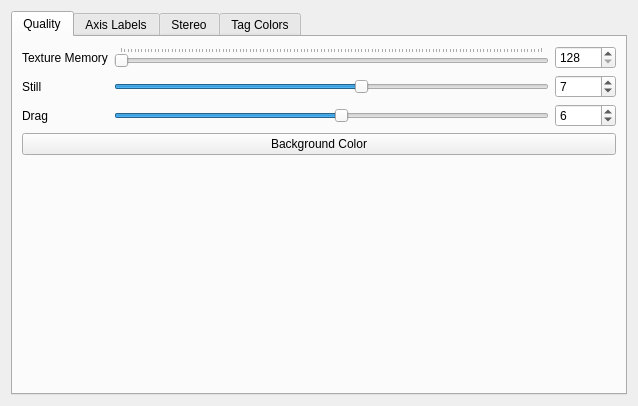
Above: src/preferenceswidget.ui from antonmx/posmotri before the change. Below: the same form after it.
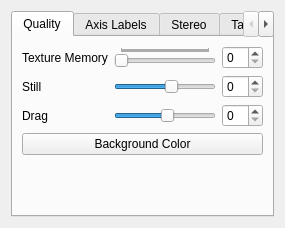
That is the form after the change. Custom widgets are drawn as their Qt base class.

```diff
--- a/src/preferenceswidget.ui
+++ b/src/preferenceswidget.ui
@@ -6,8 +6,8 @@
    <rect>
     <x>0</x>
     <y>0</y>
-    <width>638</width>
-    <height>406</height>
+    <width>285</width>
+    <height>228</height>
    </rect>
   </property>
   <property name="windowTitle">
@@ -122,39 +122,13 @@
           </widget>
          </item>
          <item row="1" column="2">
-          <widget class="QMSpinBox" name="m_stillSB">
-           <property name="minimum">
-            <number>-5</number>
-           </property>
-           <property name="maximum">
-            <number>16</number>
-           </property>
-           <property name="value">
-            <number>7</number>
-           </property>
-          </widget>
+          <widget class="QSpinBox" name="m_still_SB"/>
          </item>
          <item row="2" column="2">
-          <widget class="QMSpinBox" name="m_dragSB">
-           <property name="minimum">
-            <number>-5</number>
-           </property>
-           <property name="maximum">
-            <number>16</number>
-           </property>
-           <property name="value">
-            <number>6</number>
-           </property>
-          </widget>
+          <widget class="QSpinBox" name="m_drag_SB"/>
          </item>
          <item row="0" column="2">
-          <widget class="QMSpinBox" name="spinBox_2">
-           <property name="minimum">
-            <number>128</number>
-           </property>
-           <property name="maximum">
-            <number>16000</number>
-           </property>
+          <widget class="QSpinBox" name="m_textureMemorySize_SB">
            <property name="singleStep">
             <number>32</number>
            </property>
@@ -452,16 +426,6 @@
    </item>
   </layout>
  </widget>
- <customwidgets>
-  <customwidget>
-   <class>QMSpinBox</class>
-   <extends>QSpinBox</extends>
-   <header>PromotedWidgets.h</header>
-   <slots>
-    <slot>setRange(int,int)</slot>
-   </slots>
-  </customwidget>
- </customwidgets>
  <resources/>
  <connections>
   <connection>
```
Left out of the diff: 147 changed lines with no effect on the pictures.
